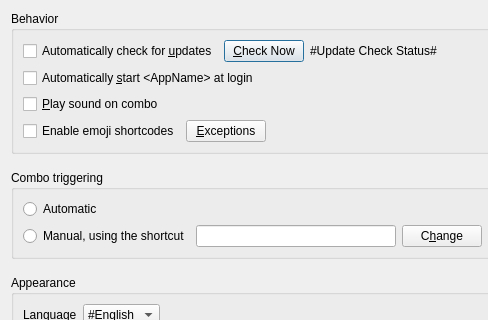
The window that Beeftext/PreferencesDialog.ui (xmichelo/Beeftext) describes before a commit, drawn with Qt 5; both pictures show x 0 to 488 and y 0 to 320 of the 717 by 556 pixel window.
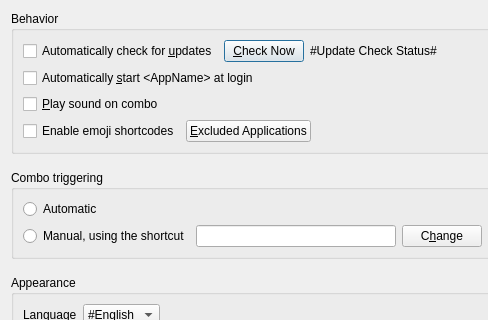
The same window after the commit.

Commit message: Implemented exception list for emoji substitution.

What changed in the file:
```diff
--- a/Beeftext/PreferencesDialog.ui
+++ b/Beeftext/PreferencesDialog.ui
@@ -7,7 +7,7 @@
     <x>0</x>
     <y>0</y>
     <width>717</width>
-    <height>541</height>
+    <height>549</height>
    </rect>
   </property>
   <property name="windowTitle">
@@ -77,7 +77,7 @@
         <item>
          <widget class="QPushButton" name="buttonEmojiExceptions">
           <property name="text">
-           <string>&amp;Exceptions</string>
+           <string>&amp;Excluded Applications</string>
           </property>
          </widget>
         </item>
```
Left out of the diff: 47 changed lines with no effect on the pictures. The commit also changes 7 other files.
